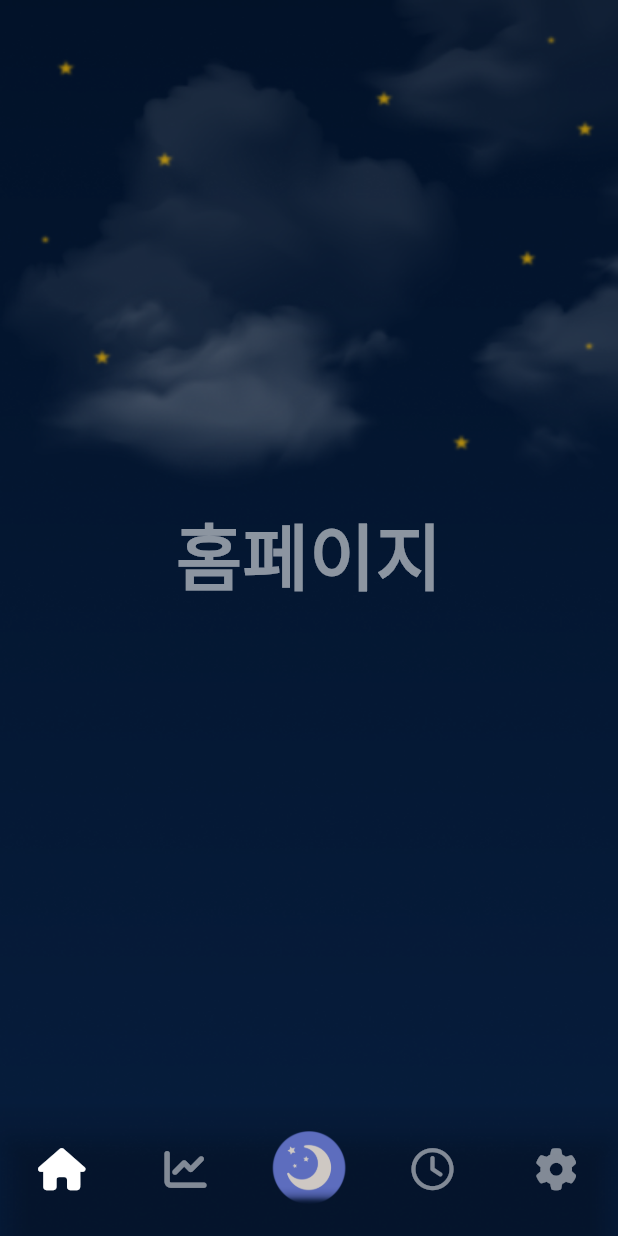
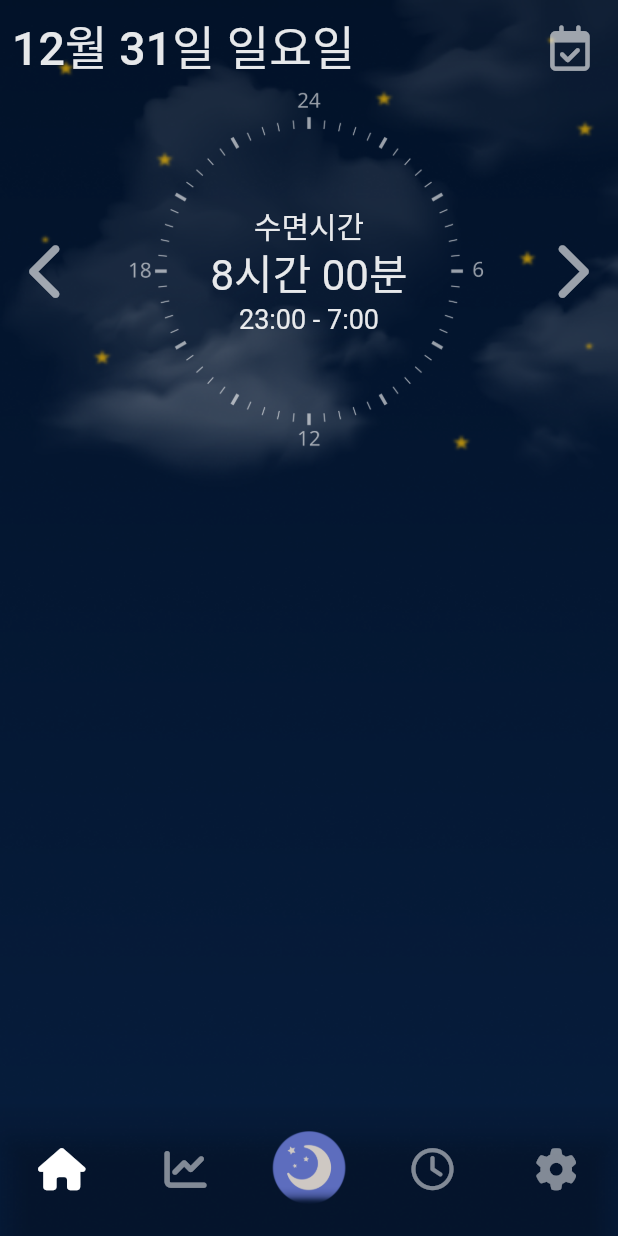
Before and after one commit to sangzai/YOUNGGLE, a Flutter app: the screen it shows after launch, on a phone screen of 412 x 824 dp. Run offline on Flutter 3.47's test engine with Material 3 defaults, Android fonts, the phone set to English and light mode, and no system bars; our stand-ins replace font_awesome_flutter, get; Roboto replaces fonts that are missing (Pretendard); project files that could hold a hidden picture were left out.

Commit message:
폰트 오류 수정

```diff
--- a/apill_app/lib/main.dart
+++ b/apill_app/lib/main.dart
@@ -17,6 +17,16 @@ class MyApp extends StatelessWidget {
     // Get방식으로 route 진행 해주기 위해서는
     // MaterialApp >> GetMaterialApp으로 수정
     return GetMaterialApp(
+      title: "ApilL",
+      theme: ThemeData(
+        fontFamily: "Pretendard",
+        textTheme: TextTheme(
+          headlineLarge: TextStyle(color: Colors.white.withOpacity(0.9),fontSize: 31,
+              fontWeight: FontWeight.w500),
+          headlineMedium: TextStyle(color: Colors.white.withOpacity(0.9),fontSize: 24),
+          bodyMedium: TextStyle(color: Colors.white.withOpacity(0.5)),
+        ),
+      ),
       home: BackGroundImageContainer(
           child: MyAppPage()
       ),
--- a/apill_app/lib/screen/home_page.dart
+++ b/apill_app/lib/screen/home_page.dart
@@ -1,4 +1,5 @@
 import 'package:flutter/material.dart';
+import 'package:font_awesome_flutter/font_awesome_flutter.dart';
 
 class HomePage extends StatelessWidget {
   const HomePage({super.key});
@@ -6,9 +7,75 @@ class HomePage extends StatelessWidget {
   @override
   Widget build(BuildContext context) {
     return SafeArea(
-      child: Center(
-            child: Text('홈페이지',style: TextStyle(color: Colors.white54,fontSize: 48,fontWeight: FontWeight.bold)),
+      child: Column(
+        children: [
+          Row(
+            mainAxisAlignment: MainAxisAlignment.spaceBetween,
+            children: [
+              // TODO : 받아온 날짜 연동
+              Text("12월 31일 일요일",
+                  style: Theme.of(context).textTheme.headlineLarge,
+              ),
+              IconButton(
+                onPressed: (){
+                  // TODO : 날짜 가져오기 구현
+                },
+                icon: FaIcon(FontAwesomeIcons.calendarCheck,
+                  color: Colors.white.withOpacity(0.6),
+                  size: 30,)
+              ),
+            ],
           ),
+          Row(
+            mainAxisAlignment: MainAxisAlignment.spaceBetween,
+            children: [
+              IconButton(onPressed: (){
+                // TODO : 전날보기
+              }, icon: FaIcon(FontAwesomeIcons.chevronLeft),
+                color: Colors.white.withOpacity(0.6),
+                iconSize: 40,
+              ),
+              Stack(
+                alignment: Alignment.center,
+                children: [
+                  Container(
+                    height: 250,
+                    width: 250,
+                    child: Image.asset('assets/image/ClockBackGround2.png',
+                        fit: BoxFit.fill,
+                      color: Colors.white.withOpacity(0.6),
+                    ),
+                  ),
+                  Column(
+                    children: [
+                      Text("수면시간",
+                        style: Theme.of(context).textTheme.headlineMedium!.copyWith(
+                          fontSize: 20
+                        ),),
+                      // TODO : 수면시간 연동
+                      Text("8시간 00분",
+                        style: Theme.of(context).textTheme.headlineMedium!.copyWith(
+                          fontSize: 28
+                        ),),
+                      // TODO : 수면시간 연동
+                      Text("23:00 - 7:00",
+                        style: Theme.of(context).textTheme.headlineMedium!.copyWith(
+                          fontSize: 18
+                        ),),
+                    ],
+                  )
+                ],
+              ),
+              IconButton(onPressed: (){
+                // TODO : 다음날보기
+              }, icon: FaIcon(FontAwesomeIcons.chevronRight),
+                color: Colors.white.withOpacity(0.6),
+                iconSize: 40,
+              ),
+            ],
+          )
+        ],
+      )
     );
 
 
--- a/apill_app/lib/screen/my_app_page.dart
+++ b/apill_app/lib/screen/my_app_page.dart
@@ -40,7 +40,10 @@ class _MyAppPageState extends State<MyAppPage> {
       // Scaffold 의 배경화면을 투명하게
       backgroundColor: Colors.transparent,
       // 네비게이션 리스트에 있는 화면의 요소를 가지고 온다
-      body: _navIndex.elementAt(_selectedIndex),
+      body: Padding(
+        padding: const EdgeInsets.all(8.0),
+        child: _navIndex.elementAt(_selectedIndex),
+      ),
       //
       bottomNavigationBar: Theme(
         data: Theme.of(context).copyWith(
```
Also changed, not shown: apill_app/pubspec.yaml (+6 -9 lines), apill_app/assets/image/ClockBackGround.png (added), apill_app/assets/image/ClockBackGround2.png (added), apill_app/assets/image/pillow.png (added).
